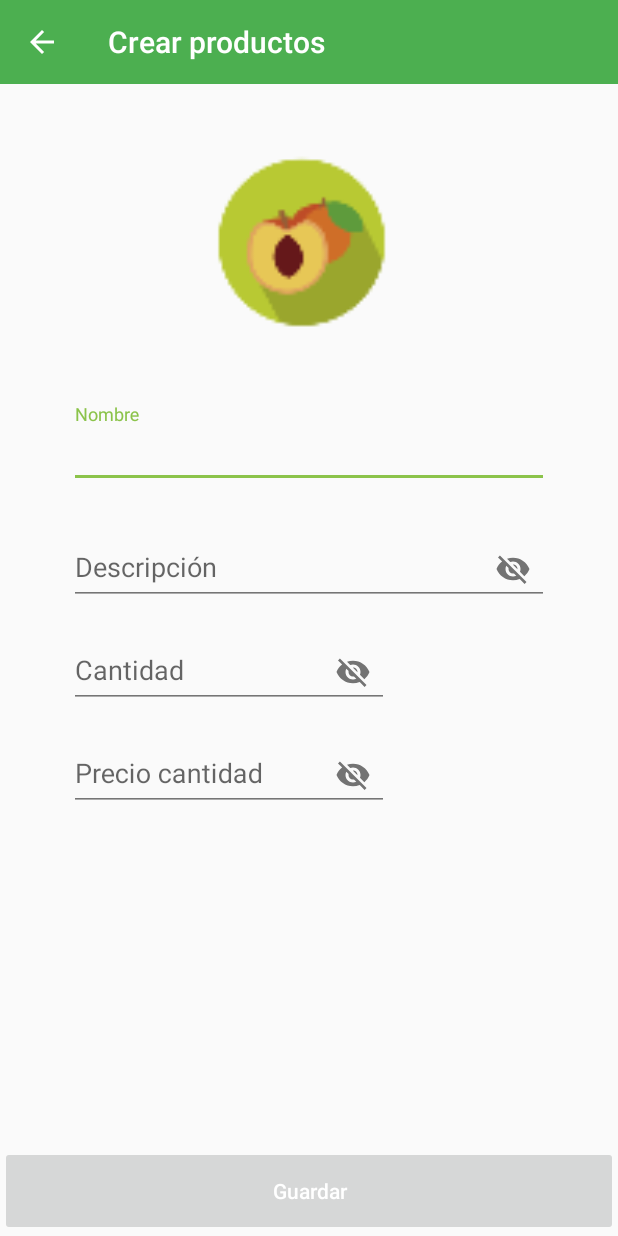
After one commit to FabioGeney/ProyectoDeGrado, an Android app: the CrearProducto screen opened directly, with no data from a screen before it, on a phone screen of 412 x 824 dp. The commit adds this screen. Run offline under Robolectric (Android 15) with nearby library versions, the phone set to English and light mode, and no system bars; our stand-ins replace Firebase (no records; nobody signed in at launch, a user with empty details on screens opened directly).

Commit message:
crea y guarda productos

```diff
--- /dev/null
+++ b/merkatdillo-master/app/src/main/java/com/proyecto/marketdillo/CrearProducto.java
@@ -0,0 +1,139 @@
+package com.proyecto.marketdillo;
+
+import android.content.Intent;
+import android.support.annotation.NonNull;
+import android.support.v7.app.AppCompatActivity;
+import android.os.Bundle;
+import android.support.v7.widget.Toolbar;
+import android.text.Editable;
+import android.text.TextWatcher;
+import android.util.Log;
+import android.view.View;
+import android.widget.Button;
+import android.widget.EditText;
+import android.widget.ImageView;
+import android.widget.Toast;
+
+import com.google.android.gms.tasks.OnCompleteListener;
+import com.google.android.gms.tasks.Task;
+import com.google.firebase.auth.AuthResult;
+import com.google.firebase.auth.FirebaseAuth;
+import com.google.firebase.auth.FirebaseUser;
+import com.google.firebase.firestore.FirebaseFirestore;
+
+import java.util.HashMap;
+import java.util.Map;
+
+public class CrearProducto extends AppCompatActivity {
+    private EditText edtNombre;
+    private EditText edtDescripcion;
+    private EditText edtCantidad;
+    private EditText precioCantidad;
+    private ImageView imagen;
+    private Button guardar;
+    private FirebaseAuth firebaseAuth;
+    private FirebaseAuth.AuthStateListener authStateListener;
+    private FirebaseFirestore db = FirebaseFirestore.getInstance();
+    private static final String TAG = "CrearProducto";
+
+    @Override
+    protected void onCreate(Bundle savedInstanceState) {
+        super.onCreate(savedInstanceState);
+        setContentView(R.layout.activity_crear_producto);
+        Toolbar toolbar = findViewById(R.id.toolbar);
+        setSupportActionBar(toolbar);
+        this.setTitle("Crear productos");
+        getSupportActionBar().setDisplayHomeAsUpEnabled(true);
+
+        edtNombre = findViewById(R.id.edtnombre);
+        edtDescripcion = findViewById(R.id.edtdescripcion);
+        edtCantidad = findViewById(R.id.edtcantidad);
+        precioCantidad = findViewById(R.id.edtprecio);
+        guardar = findViewById(R.id.btnguardar);
+
+        initialize();
+        guardar.setOnClickListener(new View.OnClickListener() {
+            @Override
+            public void onClick(View v) {
+                guardarProducto();
+            }
+        });
+
+        edtNombre.addTextChangedListener(loginTextWatcher);
+        edtDescripcion.addTextChangedListener(loginTextWatcher);
+        edtCantidad.addTextChangedListener(loginTextWatcher);
+        precioCantidad.addTextChangedListener(loginTextWatcher);
+
+
+
+
+
+    }
+
+    private void guardarProducto(){
+        String nombre = edtNombre.getText().toString();
+        String descripcion = edtDescripcion.getText().toString();
+        String cantidad = edtCantidad.getText().toString();
+        String cantidadP = precioCantidad.getText().toString();
+        final Map<String, Object> producto = new HashMap<>();
+        producto.put("nombre",nombre);
+        producto.put("descripcion",descripcion);
+        producto.put("cantidad",cantidad);
+        producto.put("precioCantidad",cantidadP);
+        FirebaseUser firebaseUser = firebaseAuth.getCurrentUser();
+        producto.put("id",firebaseUser.getUid());
+        db.collection("Producto").document().set(producto);
+        Toast.makeText(CrearProducto.this, "Producto Guardado", Toast.LENGTH_SHORT).show();
+        Intent i = new Intent(CrearProducto.this, VistaCampesino.class);
+        startActivity(i);
+
+
+    }
+
+    private void initialize(){
+        firebaseAuth = FirebaseAuth.getInstance();
+        authStateListener = new FirebaseAuth.AuthStateListener() {
+            @Override
+            public void onAuthStateChanged(@NonNull FirebaseAuth firebaseAuth) {
+                FirebaseUser firebaseUser = firebaseAuth.getCurrentUser();
+                if (firebaseUser != null){
+                    Log.w(TAG, "onAuthStateChanged - inició sesión" + firebaseUser.getUid());
+                    Log.w(TAG, "onAuthStateChanged - inició sesión" + firebaseUser.getEmail());
+                } else {
+                    Log.w(TAG, "onAuthStateChanged - cerró sesión");
+                }
+            }
+        };
+    }
+
+    private TextWatcher loginTextWatcher = new TextWatcher() {
+        @Override
+        public void beforeTextChanged(CharSequence s, int start, int count, int after) {
+
+        }
+
+        @Override
+        public void onTextChanged(CharSequence s, int start, int before, int count) {
+            String nombre = edtNombre.getText().toString();
+            String descripcion = edtDescripcion.getText().toString();
+            String cantidad = edtCantidad.getText().toString();
+            String cantidadP = precioCantidad.getText().toString();
+            guardar.setEnabled(!nombre.isEmpty() && !descripcion.isEmpty() && !cantidad.isEmpty() && !cantidadP.isEmpty());
+            if(!nombre.isEmpty() && !descripcion.isEmpty() && !cantidad.isEmpty() && !cantidadP.isEmpty()){
+                guardar.setBackgroundColor(getResources().getColor(R.color.colorPrimary2));
+            }else {
+                guardar.setBackgroundColor(getResources().getColor(R.color.colorDivider));
+            }
+
+        }
+
+        @Override
+        public void afterTextChanged(Editable s) {
+            if(!guardar.isEnabled()){
+                guardar.setBackgroundColor(getResources().getColor(R.color.colorDivider));
+            }else {
+                guardar.setBackgroundColor(getResources().getColor(R.color.colorPrimary2));
+            }
+        }
+    };
+}
--- a/merkatdillo-master/app/src/main/java/com/proyecto/marketdillo/MainActivity.java
+++ b/merkatdillo-master/app/src/main/java/com/proyecto/marketdillo/MainActivity.java
@@ -128,8 +128,7 @@ public class MainActivity extends AppCompatActivity {
             if(!correoentrada.isEmpty() && !claveentrada.isEmpty()){
                 btninicio.setBackgroundColor(getResources().getColor(R.color.colorPrimary2));
             }else {
-
-
+                btninicio.setBackgroundColor(getResources().getColor(R.color.colorDivider));
             }
         }
 
@@ -138,8 +137,7 @@ public class MainActivity extends AppCompatActivity {
             if(!btninicio.isEnabled()){
                 btninicio.setBackgroundColor(getResources().getColor(R.color.colorDivider));
             }else {
-
-
+                btninicio.setBackgroundColor(getResources().getColor(R.color.colorPrimary2));
             }
 
 
--- a/merkatdillo-master/app/src/main/java/com/proyecto/marketdillo/MercadilloFragment.java
+++ b/merkatdillo-master/app/src/main/java/com/proyecto/marketdillo/MercadilloFragment.java
@@ -22,7 +22,6 @@ import com.google.firebase.firestore.QueryDocumentSnapshot;
 import com.google.firebase.firestore.QuerySnapshot;
 
 import java.util.ArrayList;
-import java.util.HashMap;
 import java.util.List;
 
 import static android.support.constraint.Constraints.TAG;
@@ -88,13 +87,11 @@ public class MercadilloFragment extends Fragment {
                             for (QueryDocumentSnapshot document : task.getResult()) {
 
                                 Mercadillo mercadillo = document.toObject(Mercadillo.class);
-
                                 mercadillo.setImagen(R.mipmap.ic_merca_image);
                                 mercadillos.add(mercadillo);
 
                             }
                             // Inicializar el adaptador con la fuente de datos.
-
                             mercadilloAdapter = new MercadilloAdapter(mercadillos1, R.layout.list_item_mercadillo, new MercadilloAdapter.OnItemClickListener() {
                                 @Override
                                 public void OnItemClick(Mercadillo mercadillo, int posicion) {
--- a/merkatdillo-master/app/src/main/res/drawable/borde_botn.xml
+++ b/merkatdillo-master/app/src/main/res/drawable/borde_botn.xml
@@ -10,5 +10,5 @@
         android:right="1dp"
         android:bottom="1dp"/>
 
-    <corners android:radius="1px"/>
+    <corners android:radius="1px" />
 </shape>
--- /dev/null
+++ b/merkatdillo-master/app/src/main/res/layout/activity_crear_producto.xml
@@ -0,0 +1,108 @@
+<?xml version="1.0" encoding="utf-8"?>
+<android.support.constraint.ConstraintLayout xmlns:android="http://schemas.android.com/apk/res/android"
+    xmlns:app="http://schemas.android.com/apk/res-auto"
+    xmlns:tools="http://schemas.android.com/tools"
+    android:layout_width="match_parent"
+    android:layout_height="match_parent"
+    tools:context=".CrearProducto">
+    <include android:id="@+id/toolbar" layout="@layout/toolbar" />
+
+    <android.support.design.widget.TextInputLayout
+        android:id="@+id/textInputLayout3"
+        android:layout_width="wrap_content"
+        android:layout_height="wrap_content"
+        app:layout_constraintBottom_toBottomOf="parent"
+        app:layout_constraintEnd_toEndOf="parent"
+        app:layout_constraintStart_toStartOf="parent"
+        app:layout_constraintTop_toTopOf="parent"
+        app:layout_constraintVertical_bias="0.351">
+
+        <android.support.design.widget.TextInputEditText
+            android:id="@+id/edtnombre"
+            android:layout_width="wrap_content"
+            android:layout_height="wrap_content"
+            android:ems="15"
+            android:hint="Nombre"
+            android:inputType="text" />
+    </android.support.design.widget.TextInputLayout>
+
+    <android.support.design.widget.TextInputLayout
+        android:id="@+id/textInputLayout"
+        android:layout_width="wrap_content"
+        android:layout_height="wrap_content"
+        app:layout_constraintBottom_toBottomOf="parent"
+        app:layout_constraintEnd_toEndOf="parent"
+        app:layout_constraintStart_toStartOf="parent"
+        app:layout_constraintTop_toTopOf="parent"
+        app:layout_constraintVertical_bias="0.45"
+        app:passwordToggleEnabled="true">
+
+        <android.support.design.widget.TextInputEditText
+            android:id="@+id/edtdescripcion"
+            android:layout_width="wrap_content"
+            android:layout_height="wrap_content"
+            android:ems="15"
+            android:hint="Descripción"
+            android:inputType="text" />
+    </android.support.design.widget.TextInputLayout>
+
+    <android.support.design.widget.TextInputLayout
+        android:id="@+id/textInputLayout2"
+        android:layout_width="wrap_content"
+        android:layout_height="wrap_content"
+        android:layout_marginTop="10dp"
+        app:layout_constraintStart_toStartOf="@+id/textInputLayout"
+        app:layout_constraintTop_toBottomOf="@+id/textInputLayout"
+        app:passwordToggleEnabled="true">
+
+        <android.support.design.widget.TextInputEditText
+            android:id="@+id/edtcantidad"
+            android:layout_width="wrap_content"
+            android:layout_height="wrap_content"
+            android:ems="10"
+            android:hint="Cantidad"
+            android:inputType="number" />
+    </android.support.design.widget.TextInputLayout>
+
+    <android.support.design.widget.TextInputLayout
+        android:layout_width="wrap_content"
+        android:layout_height="wrap_content"
+        android:layout_marginTop="10dp"
+        app:layout_constraintStart_toStartOf="@+id/textInputLayout2"
+        app:layout_constraintTop_toBottomOf="@+id/textInputLayout2"
+        app:passwordToggleEnabled="true">
+
+        <android.support.design.widget.TextInputEditText
+            android:id="@+id/edtprecio"
+            android:layout_width="wrap_content"
+            android:layout_height="wrap_content"
+            android:ems="10"
+            android:hint="Precio cantidad"
+            android:inputType="text" />
+    </android.support.design.widget.TextInputLayout>
+
+    <Button
+        android:id="@+id/btnguardar"
+        android:layout_width="match_parent"
+        android:layout_height="60dp"
+        android:enabled="false"
+        android:textAllCaps="false"
+        android:text="Guardar"
+        android:theme="@style/RaisedButton"
+        app:layout_constraintBottom_toBottomOf="parent"
+        app:layout_constraintEnd_toEndOf="parent"
+        app:layout_constraintStart_toStartOf="parent" />
+
+    <ImageView
+        android:id="@+id/imagen"
+        android:layout_width="150dp"
+        android:layout_height="150dp"
+        android:layout_marginTop="16dp"
+        android:layout_marginBottom="16dp"
+        app:layout_constraintBottom_toTopOf="@+id/textInputLayout3"
+        app:layout_constraintEnd_toEndOf="parent"
+        app:layout_constraintStart_toStartOf="parent"
+        app:layout_constraintTop_toBottomOf="@+id/toolbar"
+        app:srcCompat="@mipmap/ic_fruit" />
+
+</android.support.constraint.ConstraintLayout>
--- a/merkatdillo-master/app/src/main/res/layout/fragment_mercadillo.xml
+++ b/merkatdillo-master/app/src/main/res/layout/fragment_mercadillo.xml
@@ -9,6 +9,7 @@
         android:id="@+id/mercadillo_Recycler"
         android:layout_width="match_parent"
         android:layout_height="match_parent"
+        android:elevation="3dp"
         />
 
 
```
Also changed, not shown: merkatdillo-master/app/src/main/AndroidManifest.xml (+17 -9 lines), merkatdillo-master/app/src/main/java/com/proyecto/marketdillo/Producto.java (+4 -4 lines), merkatdillo-master/app/src/main/java/com/proyecto/marketdillo/PtsCampesinoAdapter.java (+91 -29 lines), merkatdillo-master/app/src/main/java/com/proyecto/marketdillo/PtsCampesinoFragment.java (+59 -13 lines), merkatdillo-master/app/src/main/java/com/proyecto/marketdillo/VistaCampesino.java (+6 -2 lines), merkatdillo-master/app/src/main/res/layout-large/list_item_mercadillo.xml (+7 -24 lines), merkatdillo-master/app/src/main/res/layout-normal/list_item_campesino_prdto.xml (+5 -13 lines), merkatdillo-master/app/src/main/res/layout/fragment_pts_campesino.xml (+23 -7 lines).
